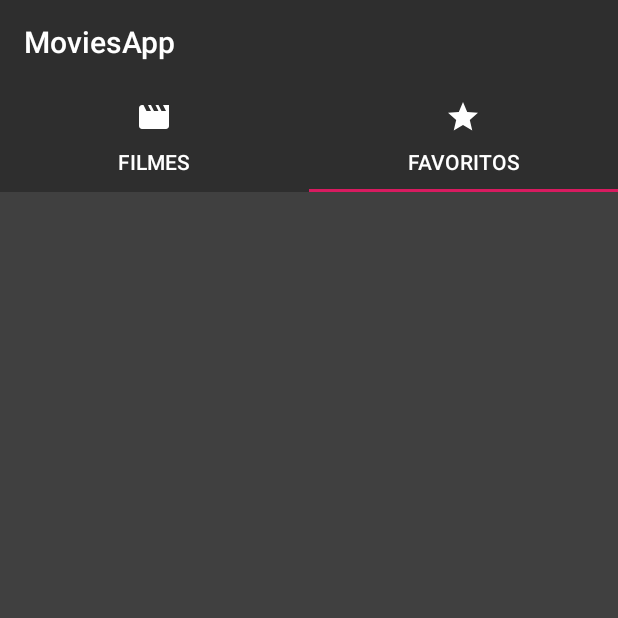
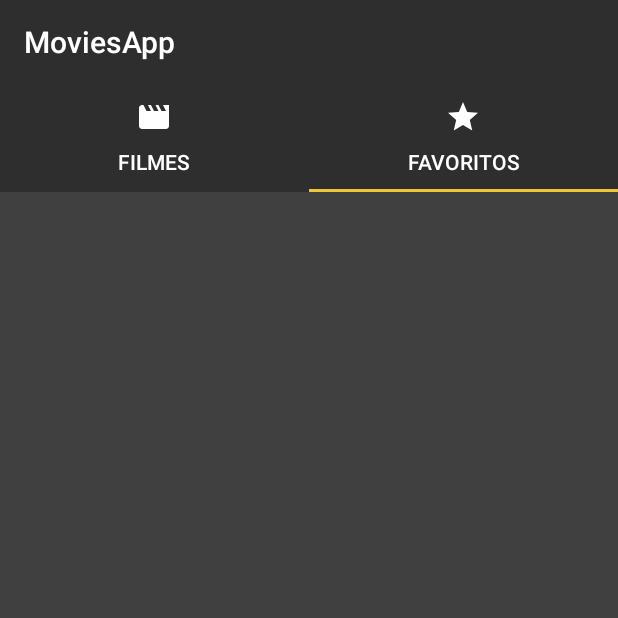
Before and after one commit to rodolfoggp/MoviesApp, an Android app: the screen it shows after launch (TabbedActivity), tab 2 chosen, on a phone screen of 412 x 824 dp, the top half of it. Run offline under Robolectric (Android 15) with nearby library versions, the phone set to English and light mode, and no system bars; libraries missing offline, so code that uses them is left out: com.jakewharton.threetenabp; 4 statements that could not run were skipped.

Commit message:
Changed accentColor and nextPageProgress margin

```diff
--- a/app/src/main/res/layout/fragment_movies_list.xml
+++ b/app/src/main/res/layout/fragment_movies_list.xml
@@ -30,6 +30,8 @@
                 android:layout_width="wrap_content"
                 android:layout_height="wrap_content"
                 android:layout_weight="0"
+                android:layout_marginTop="@dimen/tripleSpace"
+                android:layout_marginBottom="@dimen/tripleSpace"
                 android:layout_gravity="center"/>
 
         </LinearLayout>
--- a/app/src/main/res/values/colors.xml
+++ b/app/src/main/res/values/colors.xml
@@ -2,7 +2,7 @@
 <resources>
     <color name="colorPrimary">#2E2E2E</color>
     <color name="colorPrimaryDark">#1D1D1D</color>
-    <color name="colorAccent">#D81B60</color>
+    <color name="colorAccent">#EDC735</color>
     <color name="windowBackground">#404040</color>
     <color name="textColor">#FFF</color>
     <color name="grey">#808080</color>
```
